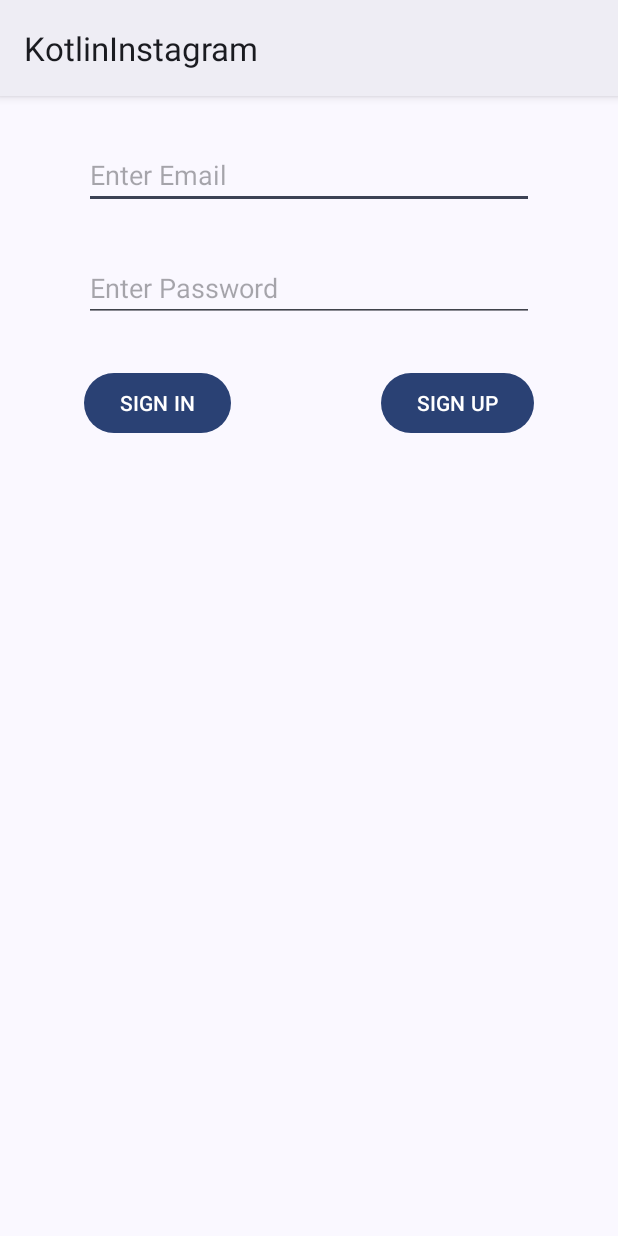
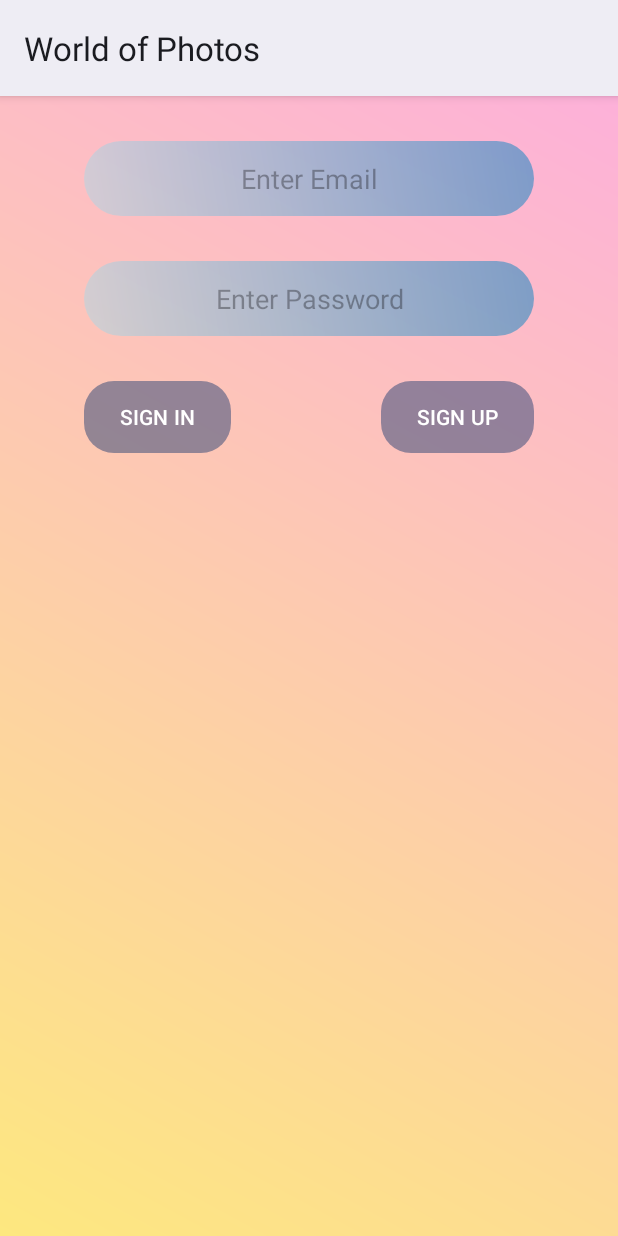
Before and after one commit to kemalgeylaniyuki/World_of_Photos, an Android app: the screen it shows after launch (MainActivity), on a phone screen of 412 x 824 dp. Run offline under Robolectric (Android 15) with nearby library versions, the phone set to English and light mode, and no system bars; our stand-ins replace Firebase (no records; nobody signed in at launch, a user with empty details on screens opened directly).

Commit message:
UI Updates

```diff
--- a/app/src/main/AndroidManifest.xml
+++ b/app/src/main/AndroidManifest.xml
@@ -11,7 +11,7 @@
         android:dataExtractionRules="@xml/data_extraction_rules"
         android:fullBackupContent="@xml/backup_rules"
         android:icon="@mipmap/ic_launcher"
-        android:label="@string/app_name"
+        android:label="World of Photos"
         android:roundIcon="@mipmap/ic_launcher_round"
         android:supportsRtl="true"
         android:theme="@style/Theme.Material3.DynamicColors.DayNight"
--- /dev/null
+++ b/app/src/main/res/drawable/button_gradient_background.xml
@@ -0,0 +1,7 @@
+<shape xmlns:android="http://schemas.android.com/apk/res/android">
+    <corners android:radius="20dp" />
+    <gradient
+        android:startColor="#80FFA07A"
+        android:endColor="#8000FA9A"
+        android:angle="45" />
+</shape>
--- /dev/null
+++ b/app/src/main/res/drawable/gradient_background.xml
@@ -0,0 +1,6 @@
+<shape xmlns:android="http://schemas.android.com/apk/res/android">
+<gradient
+    android:startColor="#80FFD700"
+    android:endColor="#80FF69B4"
+    android:angle="45" />
+</shape>
--- /dev/null
+++ b/app/src/main/res/drawable/item_oval.xml
@@ -0,0 +1,4 @@
+<layer-list xmlns:android="http://schemas.android.com/apk/res/android">
+    <item android:drawable="@drawable/oval_background" />
+    <item android:drawable="@drawable/item_background" />
+</layer-list>
--- /dev/null
+++ b/app/src/main/res/drawable/oval_background.xml
@@ -0,0 +1,4 @@
+<shape xmlns:android="http://schemas.android.com/apk/res/android">
+    <solid android:color="#FFFFFF" />
+    <corners android:radius="40dp" />
+</shape>
--- /dev/null
+++ b/app/src/main/res/drawable/oval_gradient_background.xml
@@ -0,0 +1,7 @@
+<shape xmlns:android="http://schemas.android.com/apk/res/android">
+    <corners android:radius="50dp" />
+    <gradient
+        android:startColor="#80ADD8E6"
+        android:endColor="#800080C0"
+        android:angle="45" />
+</shape>
--- a/app/src/main/res/layout/activity_feed.xml
+++ b/app/src/main/res/layout/activity_feed.xml
@@ -4,7 +4,8 @@
     xmlns:tools="http://schemas.android.com/tools"
     android:layout_width="match_parent"
     android:layout_height="match_parent"
-    tools:context=".view.FeedActivity">
+    tools:context=".view.FeedActivity"
+    android:background="#80FDC7E3">
 
     <androidx.recyclerview.widget.RecyclerView
         android:id="@+id/recyclerView"
--- a/app/src/main/res/layout/activity_main.xml
+++ b/app/src/main/res/layout/activity_main.xml
@@ -5,16 +5,19 @@
     xmlns:tools="http://schemas.android.com/tools"
     android:layout_width="match_parent"
     android:layout_height="match_parent"
+    android:background="@drawable/gradient_background"
     tools:context=".view.MainActivity">
 
     <EditText
     android:id="@+id/emailText"
     android:layout_width="300dp"
-    android:layout_height="wrap_content"
+    android:layout_height="50dp"
     android:layout_marginTop="30dp"
     android:ems="10"
+    android:textAlignment="center"
     android:hint="Enter Email"
     android:inputType="text"
+    android:background="@drawable/oval_gradient_background"
     app:layout_constraintEnd_toEndOf="parent"
     app:layout_constraintStart_toStartOf="parent"
     app:layout_constraintTop_toTopOf="parent" />
@@ -22,11 +25,13 @@
     <EditText
         android:id="@+id/passwordText"
         android:layout_width="300dp"
-        android:layout_height="wrap_content"
+        android:layout_height="50dp"
         android:layout_marginTop="30dp"
         android:ems="10"
         android:hint="Enter Password"
         android:inputType="text"
+        android:textAlignment="center"
+        android:background="@drawable/oval_gradient_background"
         app:layout_constraintEnd_toEndOf="parent"
         app:layout_constraintStart_toStartOf="parent"
         app:layout_constraintTop_toBottomOf="@+id/emailText" />
@@ -38,6 +43,7 @@
         android:layout_marginTop="30dp"
         android:onClick="signInClicked"
         android:text="SIGN IN"
+        android:background="@drawable/button_gradient_background"
         app:layout_constraintStart_toStartOf="@+id/passwordText"
         app:layout_constraintTop_toBottomOf="@+id/passwordText" />
 
@@ -48,6 +54,7 @@
         android:layout_marginTop="30dp"
         android:onClick="signUpClicked"
         android:text="SIGN UP"
+        android:background="@drawable/button_gradient_background"
         app:layout_constraintEnd_toEndOf="@+id/passwordText"
         app:layout_constraintTop_toBottomOf="@+id/passwordText" />
 
--- a/settings.gradle
+++ b/settings.gradle
@@ -12,5 +12,5 @@ dependencyResolutionManagement {
         mavenCentral()
     }
 }
-rootProject.name = "KotlinInstagram"
+rootProject.name = "World_of_Photos"
 include ':app'
```
Also changed, not shown: app/src/main/res/drawable/feed_background.xml (added, +10 -0 lines), app/src/main/res/drawable/item_background.xml (added, +12 -0 lines), app/src/main/res/layout/activity_upload.xml (+6 -2 lines), app/src/main/res/layout/recycler_row.xml (+23 -26 lines).
